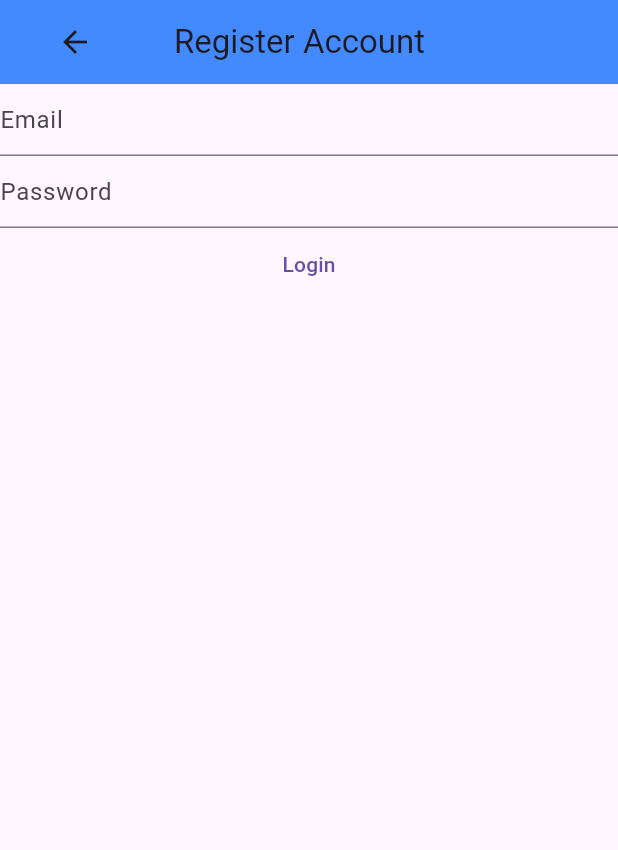
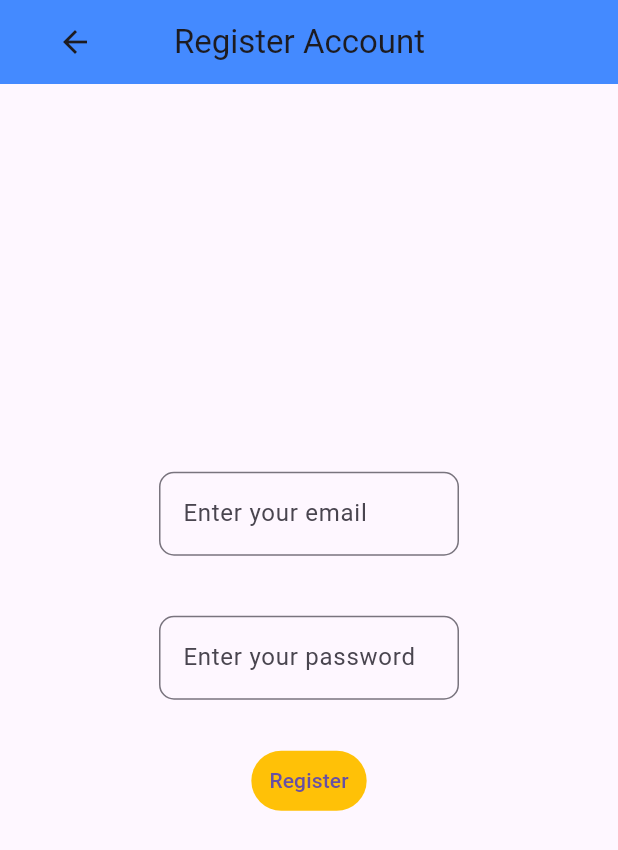
Before and after one commit to Rohithk2003/mynotes, a Flutter app: the screen it shows after launch, after a tap on "Register", on a phone screen of 412 x 824 dp. Shown: the top 850 px of the screen. Run offline on Flutter 3.47's test engine with Material 3 defaults, Android fonts, the phone set to English and light mode, and no system bars; our stand-ins replace firebase_auth, firebase_core, flutter_dotenv, fluttertoast; accounts and stored records are empty.

Commit message:
added email verification and fixed some bugs

```diff
--- a/lib/main.dart
+++ b/lib/main.dart
@@ -1,8 +1,8 @@
 import 'package:firebase_auth/firebase_auth.dart';
 import 'package:firebase_core/firebase_core.dart';
 import 'package:flutter/material.dart';
-import 'package:flutter/widgets.dart';
 import 'package:mynotes/configs/firebase_options.dart';
+import 'package:mynotes/views/email_verification.dart';
 import 'package:mynotes/views/register_view.dart';
 import 'views/login_view.dart';
 import 'package:flutter_dotenv/flutter_dotenv.dart';
@@ -33,9 +33,11 @@ class HomePage extends StatelessWidget {
               switch (snapshot.connectionState) {
                 case ConnectionState.done:
                   final user = FirebaseAuth.instance.currentUser;
-                  String verificationMessage = user?.emailVerified == true
-                      ? "Email Verified"
-                      : "Please verify your email";
+
+                  bool verificationMessage =
+                      user?.emailVerified == true ? true : false;
+                  if (user == null) verificationMessage = true;
+                  if (verificationMessage) {
                     return Center(
                         child: Column(
                       children: [
@@ -64,7 +66,6 @@ class HomePage extends StatelessWidget {
                           width: 400,
                           height: 30,
                         ),
-                      Text(verificationMessage),
                         const SizedBox(
                           width: 400,
                           height: 20,
@@ -88,6 +89,30 @@ class HomePage extends StatelessWidget {
                         )
                       ],
                     ));
+                  } else {
+                    return Center(
+                      child: SizedBox(
+                        width: 100,
+                        height: 300,
+                        child: Center(
+                          child: TextButton(
+                            onPressed: () async {
+                              Navigator.push(
+                                  context,
+                                  MaterialPageRoute(
+                                      builder: (context) =>
+                                          const EmailVerification()));
+                            },
+                            style: TextButton.styleFrom(
+                              backgroundColor: Colors.blueGrey,
+                              foregroundColor: Colors.white,
+                            ),
+                            child: const Text("Verify Email"),
+                          ),
+                        ),
+                      ),
+                    );
+                  }
                 default:
                   return const Text("ERROR");
               }
--- a/lib/views/login_view.dart
+++ b/lib/views/login_view.dart
@@ -142,6 +142,10 @@ class _LoginViewState extends State<LoginView> {
                               child: const Text("Login"),
                             ),
                             Text(errorText),
+                            TextButton(
+                                onPressed: () async {},
+                                child: const Text(
+                                    "Not registered yet ? Register here!"))
                           ],
                         ),
                       ),
--- a/lib/views/register_view.dart
+++ b/lib/views/register_view.dart
@@ -10,18 +10,38 @@ class RegisterView extends StatefulWidget {
   State<RegisterView> createState() => _RegisterViewState();
 }
 
-class MyWidget extends StatelessWidget {
-  const MyWidget({super.key});
-
-  @override
-  Widget build(BuildContext context) {
-    return const Placeholder();
-  }
-}
-
 class _RegisterViewState extends State<RegisterView> {
   late final TextEditingController _email;
   late final TextEditingController _password;
+  String errorText = "";
+
+  void _registerUser() async {
+    final email = _email.text;
+    final password = _password.text;
+    try {
+      UserCredential userCredential = await FirebaseAuth.instance
+          .createUserWithEmailAndPassword(email: email, password: password);
+    } on FirebaseAuthException catch (e) {
+      if (e.code == 'email-already-in-use') {
+        if (mounted) {
+          showDialog(
+              context: context,
+              builder: (BuildContext context) {
+                return AlertDialog(
+                  content: const Text("Email Already Exists"),
+                  actions: [
+                    TextButton(
+                        onPressed: () async {
+                          Navigator.of(context).pop();
+                        },
+                        child: const Text("Close"))
+                  ],
+                );
+              });
+        }
+      }
+    }
+  }
 
   @override
   void initState() {
@@ -55,32 +75,65 @@ class _RegisterViewState extends State<RegisterView> {
                   return const Center(child: CircularProgressIndicator());
                 default:
                   return Column(
+                    mainAxisAlignment: MainAxisAlignment.center,
                     children: [
-                      TextField(
+                      Center(
+                        child: Column(
+                          mainAxisAlignment: MainAxisAlignment.center,
+                          children: [
+                            SizedBox(
+                              width: 200,
+                              child: TextField(
+                                style: const TextStyle(
+                                  fontSize: 16.0,
+                                ),
                                 controller: _email,
-                        decoration: const InputDecoration(hintText: "Email"),
+                                autocorrect: false,
+                                keyboardType: TextInputType.emailAddress,
+                                decoration: InputDecoration(
+                                    hintText: "Enter your email",
+                                    border: OutlineInputBorder(
+                                      borderRadius: BorderRadius.circular(10.0),
+                                      borderSide: const BorderSide(
+                                        color: Colors.blue,
+                                        width: 2.0,
                                       ),
-                      TextField(
+                                    )),
+                              ),
+                            ),
+                            const SizedBox(
+                              height: 40,
+                            ),
+                            SizedBox(
+                              width: 200,
+                              child: TextField(
                                 controller: _password,
                                 obscureText: true,
                                 enableSuggestions: false,
                                 autocorrect: false,
-                        decoration: const InputDecoration(hintText: "Password"),
+                                decoration: InputDecoration(
+                                    hintText: "Enter your password",
+                                    border: OutlineInputBorder(
+                                      borderRadius: BorderRadius.circular(10.0),
+                                      borderSide: const BorderSide(
+                                        color: Colors.blue,
+                                        width: 2.0,
                                       ),
-                      Center(
-                        child: TextButton(
-                            onPressed: () async {
-                              final email = _email.text;
-                              final password = _password.text;
-                              try {
-                                FirebaseAuth.instance
-                                    .createUserWithEmailAndPassword(
-                                        email: email, password: password);
-                              } on FirebaseAuthException {
-                                print("Error");
-                              }
-                            },
-                            child: const Text("Login")),
+                                    )),
+                              ),
+                            ),
+                            const SizedBox(
+                              height: 30,
+                            ),
+                            TextButton(
+                              onPressed: _registerUser,
+                              style: TextButton.styleFrom(
+                                  backgroundColor: Colors.amber),
+                              child: const Text("Register"),
+                            ),
+                            Text(errorText),
+                          ],
+                        ),
                       ),
                     ],
                   );
```
Also changed, not shown: lib/views/email_verification.dart (added, +71 -0 lines). Lines whose indentation alone changed are shown as unchanged.
